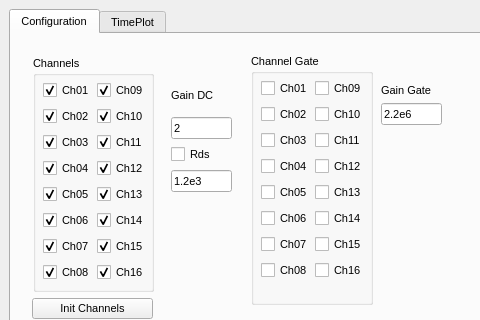
The window that PyGFET/GuiStimulation/GuiStim.ui (aguimera/PyGFET) describes before a commit, drawn with Qt 5; both pictures show x 0 to 480 and y 0 to 320 of the 994 by 697 pixel window.
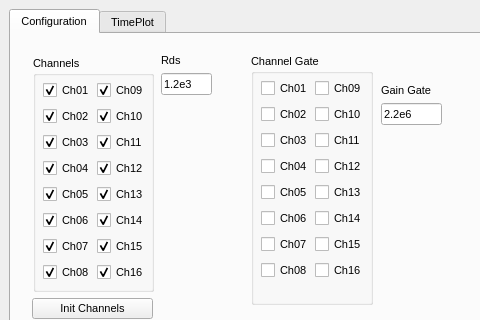
The same window after the commit. The open tabs and pages were chosen to show the change.

Commit message: StimGui Changes on designer

What changed in the file:
```diff
--- a/PyGFET/GuiStimulation/GuiStim.ui
+++ b/PyGFET/GuiStimulation/GuiStim.ui
@@ -706,44 +706,18 @@
        <widget class="QWidget" name="">
         <property name="geometry">
          <rect>
-          <x>160</x>
-          <y>45</y>
-          <width>61</width>
-          <height>113</height>
+          <x>150</x>
+          <y>20</y>
+          <width>51</width>
+          <height>41</height>
          </rect>
         </property>
-        <layout class="QGridLayout" name="gridLayout">
-         <item row="0" column="0">
           <layout class="QVBoxLayout" name="verticalLayout">
            <item>
-            <widget class="QLabel" name="label_45">
-             <property name="text">
-              <string>Gain DC</string>
-             </property>
-            </widget>
-           </item>
-           <item>
-            <widget class="QLineEdit" name="QGainDC">
-             <property name="text">
-              <string>2</string>
-             </property>
-            </widget>
-           </item>
-          </layout>
-         </item>
-         <item row="1" column="0">
-          <layout class="QVBoxLayout" name="verticalLayout_3">
-           <item>
-            <widget class="QCheckBox" name="ChckRds">
+          <widget class="QLabel" name="label_47">
              <property name="text">
               <string>Rds</string>
              </property>
-             <property name="checked">
-              <bool>false</bool>
-             </property>
-             <property name="autoExclusive">
-              <bool>false</bool>
-             </property>
             </widget>
            </item>
            <item>
@@ -752,8 +726,6 @@
               <string>1.2e3</string>
              </property>
             </widget>
-           </item>
-          </layout>
          </item>
         </layout>
        </widget>
```
Left out of the diff: 2 changed lines with no effect on the pictures. Lines whose indentation alone changed are shown as unchanged. The commit also changes 2 other files.
